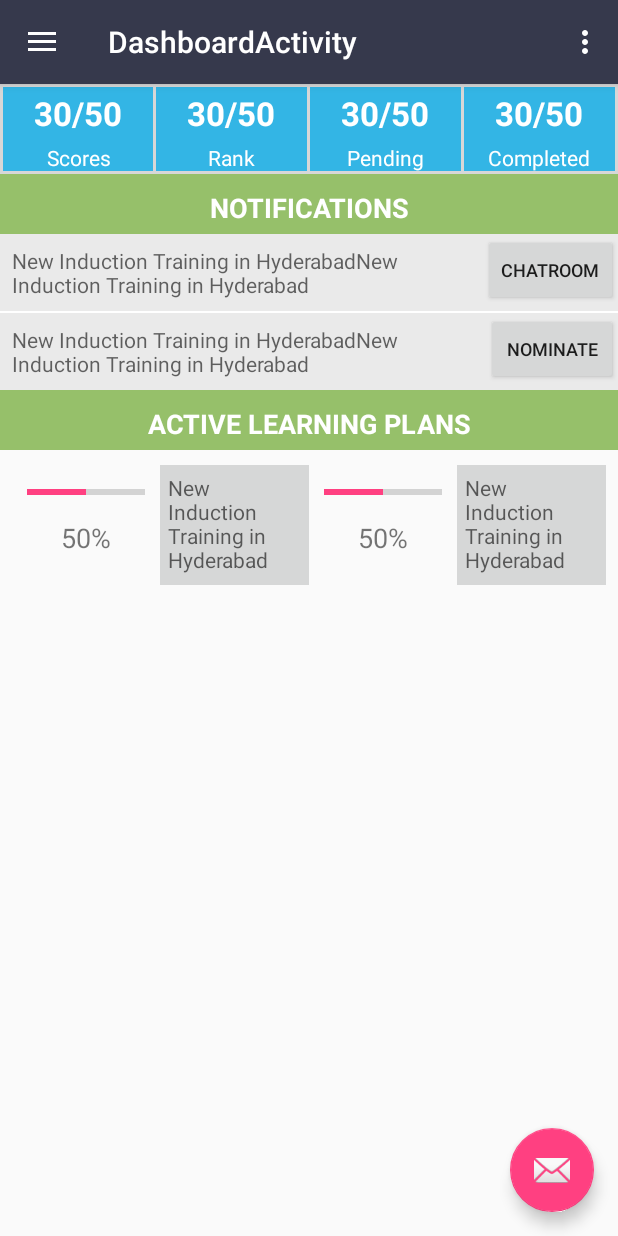
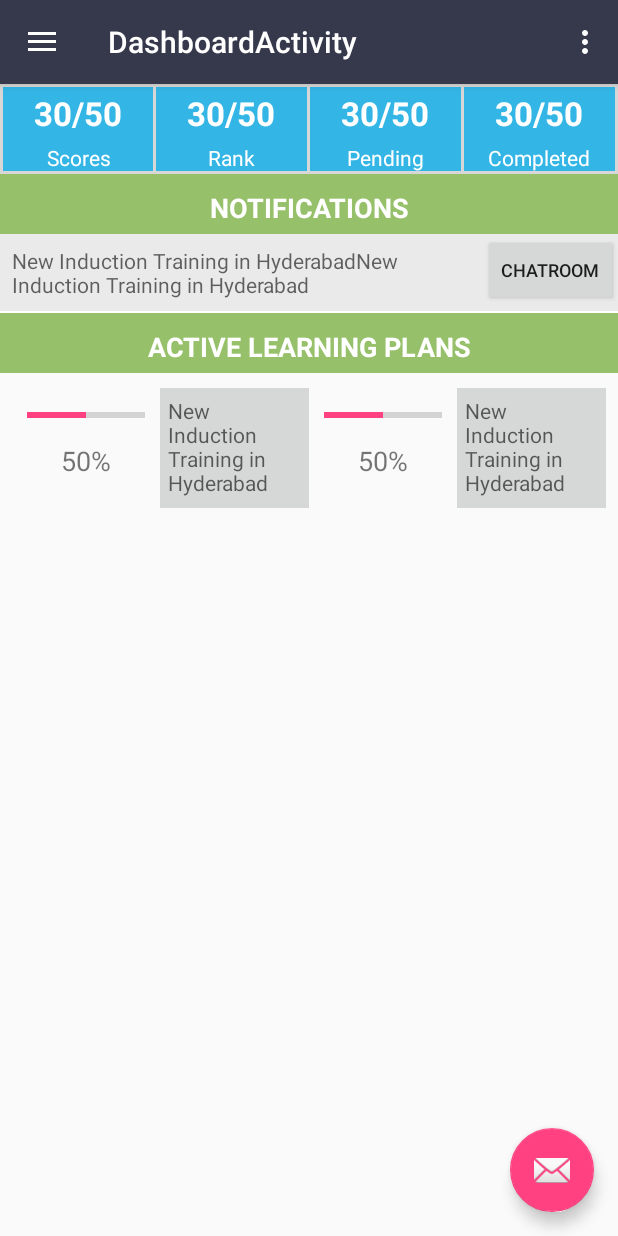
Before and after one commit to munishsethi777/ezae_droid, an Android app: the DashboardActivity screen opened directly, with no data from a screen before it, on a phone screen of 412 x 824 dp. Run offline under Robolectric (Android 15) with nearby library versions, the phone set to English and light mode, and no system bars.

Commit message:
dashboard layout change

```diff
--- a/app/src/main/res/layout/content_dashboard.xml
+++ b/app/src/main/res/layout/content_dashboard.xml
@@ -166,6 +166,7 @@
         <LinearLayout
             android:layout_width="match_parent"
             android:layout_height="wrap_content"
+            android:orientation="vertical"
             app:layout_constraintTop_toBottomOf="@+id/activeLearningPlansContainer">
             <include layout="@layout/dashboard_notification_fragment"/>
         </LinearLayout>
--- a/app/src/main/res/layout/dashboard_notification_fragment.xml
+++ b/app/src/main/res/layout/dashboard_notification_fragment.xml
@@ -34,31 +34,4 @@
             android:text="Chatroom"
             android:textSize="12sp" />
     </LinearLayout>
-
-    <LinearLayout
-        android:layout_width="match_parent"
-        android:layout_height="wrap_content"
-        android:background="@color/LightGrey"
-        android:baselineAligned="false"
-        app:layout_constraintLeft_toLeftOf="parent"
-        app:layout_constraintRight_toRightOf="parent"
-        app:layout_constraintTop_toBottomOf="@+id/linearLayout2">
-
-        <TextView
-            android:layout_width="match_parent"
-            android:layout_height="wrap_content"
-            android:layout_weight="1"
-            android:padding="8dp"
-            android:text="New Induction Training in HyderabadNew Induction Training in Hyderabad"
-            android:textColor="?attr/colorControlNormal"
-            android:textSize="14sp"
-            app:layout_constraintLeft_toLeftOf="parent"
-            app:layout_constraintTop_toTopOf="parent" />
-
-        <Button
-            android:layout_width="wrap_content"
-            android:layout_height="wrap_content"
-            android:text="Nominate"
-            android:textSize="12sp"/>
-    </LinearLayout>
 </LinearLayout>
```
